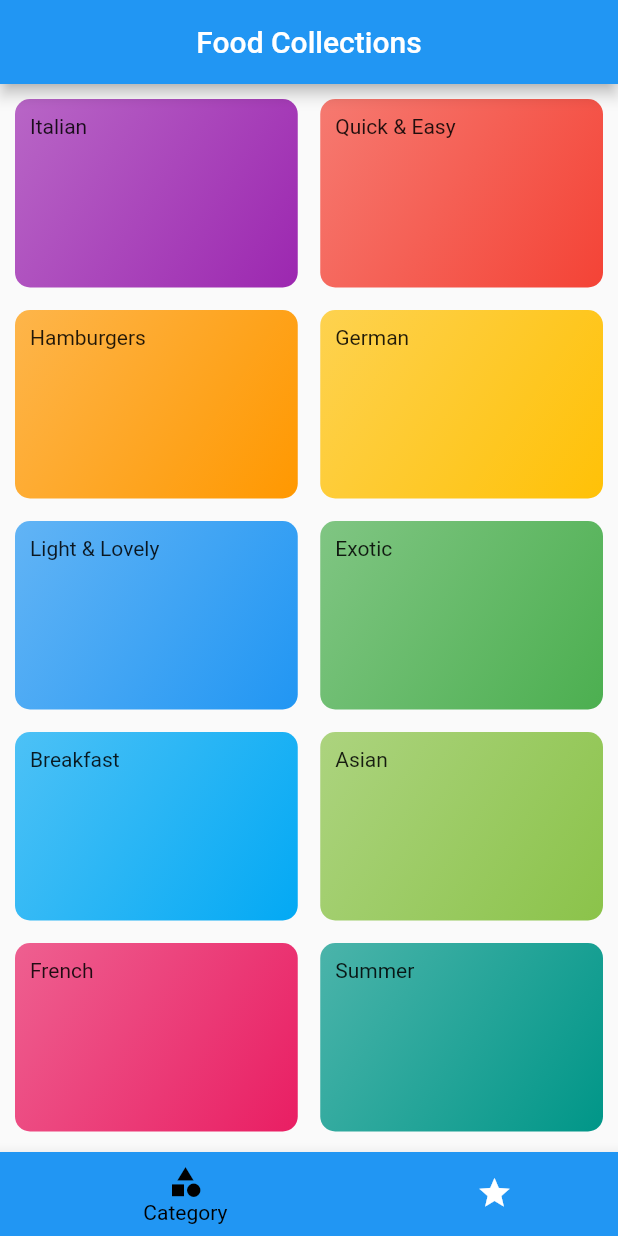
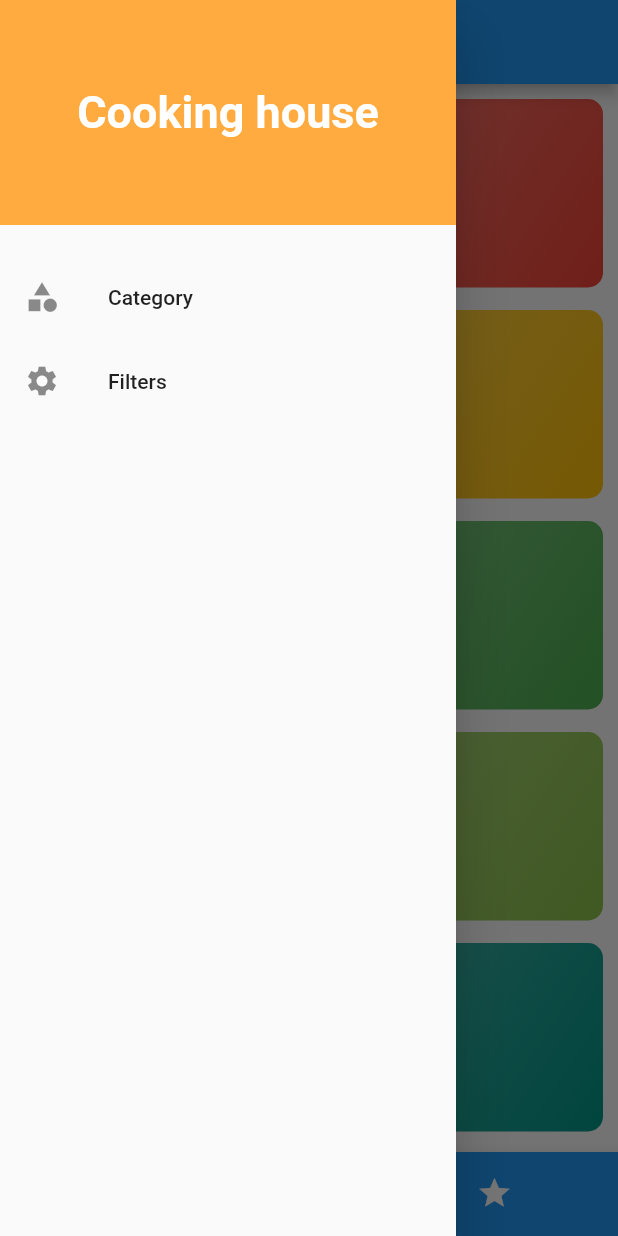
Before and after one commit to hadiuzzaman524/Food_Collections, a Flutter app: the screen it shows after launch, with the side drawer open (before the commit the screen has no drawer), on a phone screen of 412 x 824 dp. Run offline on Flutter 3.47's test engine with Material 2 defaults, Android fonts, the phone set to English and light mode, and no system bars.

Commit message:
working on drawer

```diff
--- /dev/null
+++ b/food_collection/lib/drawerlayout.dart
@@ -0,0 +1,52 @@
+import 'package:flutter/material.dart';
+import './screens/filterscreen.dart';
+
+class DrawerLayout extends StatelessWidget {
+  const DrawerLayout({
+    Key key,
+  }) : super(key: key);
+
+  @override
+  Widget build(BuildContext context) {
+    return Drawer(
+      child: Column(
+        children: [
+          Container(
+            height: 150,
+            width: MediaQuery.of(context).size.width,
+            color: Colors.orangeAccent,
+            child: Center(
+              child: Text(
+                'Cooking house',
+                style: TextStyle(
+                  color: Colors.white,
+                  fontWeight: FontWeight.bold,
+                  fontSize: 30,
+                ),
+                textAlign: TextAlign.center,
+              ),
+            ),
+          ),
+          SizedBox(
+            height: 20,
+          ),
+          ListTile(
+            leading: Icon(Icons.category),
+            title: Text('Category'),
+            onTap: () {
+               Navigator.pushReplacementNamed(context, '/');
+
+            },
+          ),
+          ListTile(
+            leading: Icon(Icons.settings),
+            title: Text('Filters'),
+            onTap: () {
+              Navigator.pushReplacementNamed(context, FilterScreen.routeName);
+            },
+          ),
+        ],
+      ),
+    );
+  }
+}
--- a/food_collection/lib/main.dart
+++ b/food_collection/lib/main.dart
@@ -1,7 +1,9 @@
 import 'package:flutter/material.dart';
+import 'package:food_collection/screens/mainpage.dart';
 import './screens/homepage.dart';
 import './screens/category_screen.dart';
 import './screens/details_screen.dart';
+import './screens/filterscreen.dart';
 
 void main() {
   runApp(MyApp());
@@ -16,6 +18,8 @@ class MyApp extends StatelessWidget {
         '/': (context) => HomePage(),
         CategoryScreen.routeName: (context) => CategoryScreen(),
         DetailsScreen.routeName: (context) => DetailsScreen(),
+        MainPage.routeName: (context) => MainPage(),
+        FilterScreen.routeName: (context) => FilterScreen(),
       },
     );
   }
--- /dev/null
+++ b/food_collection/lib/screens/filterscreen.dart
@@ -0,0 +1,30 @@
+import 'package:flutter/material.dart';
+import 'package:food_collection/drawerlayout.dart';
+
+class FilterScreen extends StatefulWidget {
+  static const routeName='FilterScreen';
+  @override
+  _FilterScreenState createState() => _FilterScreenState();
+}
+
+class _FilterScreenState extends State<FilterScreen> {
+
+
+  @override
+  Widget build(BuildContext context) {
+    return SafeArea(
+      child: Scaffold(
+        appBar: AppBar(
+          title: Text('Filters'),
+        ),
+        body: Container(
+          child: Text('filter'),
+        ),
+        drawer: DrawerLayout(),
+      ),
+
+    );
+  }
+
+
+}
--- a/food_collection/lib/screens/homepage.dart
+++ b/food_collection/lib/screens/homepage.dart
@@ -1,10 +1,8 @@
 import 'package:flutter/material.dart';
-import 'package:food_collection/models/category.dart';
-import 'package:food_collection/models/food_data.dart';
-import 'package:food_collection/screens/category_screen.dart';
-import 'package:food_collection/screens/details_screen.dart';
-import '../models/category_item.dart';
+import 'package:food_collection/screens/filterscreen.dart';
 import 'favoritescreen.dart';
+import 'mainpage.dart';
+import 'package:food_collection/drawerlayout.dart';
 
 class HomePage extends StatefulWidget {
   @override
@@ -12,13 +10,13 @@ class HomePage extends StatefulWidget {
 }
 
 class _HomePageState extends State<HomePage> {
-
-  List<Widget> newList=[
+  List<Widget> newList = [
     MainPage(),
     Favorite(),
   ];
 
   int mainIndex = 0;
+
   changepage(index) {
     setState(() {
       mainIndex = index;
@@ -33,8 +31,15 @@ class _HomePageState extends State<HomePage> {
           title: const Text('Food Collections'),
           centerTitle: true,
         ),
+        drawer: DrawerLayout(),
         body: newList[mainIndex],
-        bottomNavigationBar: BottomNavigationBar(
+        bottomNavigationBar: buildBottomNavigationBar,
+      ),
+    );
+  }
+
+  BottomNavigationBar get buildBottomNavigationBar {
+    return BottomNavigationBar(
         backgroundColor: Colors.blue,
         selectedItemColor: Colors.black,
         unselectedItemColor: Colors.white,
@@ -51,45 +56,6 @@ class _HomePageState extends State<HomePage> {
               label: 'Favorite',
               backgroundColor: Colors.blue),
         ],
-        ),
-      ),
       );
   }
 }
-
-class MainPage extends StatelessWidget {
-  const MainPage({
-    Key key,
-  }) : super(key: key);
-
-  @override
-  Widget build(BuildContext context) {
-    return Container(
-      padding: EdgeInsets.all(10.0),
-      child: GridView(
-        /*
-        => Here Sliver indicate Scrollable area
-        => GridDelegate focus on Structure on grid layout
-        => and WithCrossAxisExtent configure with maximum width of axis.
-
-        finally total things is-> SliverGridDelegateWithMaxCrossAxisExtent
-         */
-        gridDelegate: SliverGridDelegateWithMaxCrossAxisExtent(
-          maxCrossAxisExtent: 200,
-          crossAxisSpacing: 15,
-          mainAxisSpacing: 15,
-          childAspectRatio: 3 / 2,
-        ),
-        children: [
-          ...DUMMY_CATEGORIES.map((e) {
-            return CategoryItem(
-              title: e.title,
-              color: e.color,
-              id: e.id,
-            );
-          }).toList(),
-        ],
-      ),
-    );
-  }
-}
--- /dev/null
+++ b/food_collection/lib/screens/mainpage.dart
@@ -0,0 +1,42 @@
+import 'package:flutter/material.dart';
+import '../models/food_data.dart';
+import '../models/category_item.dart';
+
+class MainPage extends StatelessWidget {
+  static const routeName = 'MainPage';
+
+  const MainPage({
+    Key key,
+  }) : super(key: key);
+
+  @override
+  Widget build(BuildContext context) {
+    return Container(
+        padding: EdgeInsets.all(10.0),
+        child: GridView(
+          /*
+          => Here Sliver indicate Scrollable area
+          => GridDelegate focus on Structure on grid layout
+          => and WithCrossAxisExtent configure with maximum width of axis.
+
+          finally total things is-> SliverGridDelegateWithMaxCrossAxisExtent
+           */
+          gridDelegate: SliverGridDelegateWithMaxCrossAxisExtent(
+            maxCrossAxisExtent: 200,
+            crossAxisSpacing: 15,
+            mainAxisSpacing: 15,
+            childAspectRatio: 3 / 2,
+          ),
+          children: [
+            ...DUMMY_CATEGORIES.map((e) {
+              return CategoryItem(
+                title: e.title,
+                color: e.color,
+                id: e.id,
+              );
+            }).toList(),
+          ],
+        ),
+    );
+  }
+}
```
Lines whose indentation alone changed are shown as unchanged.
